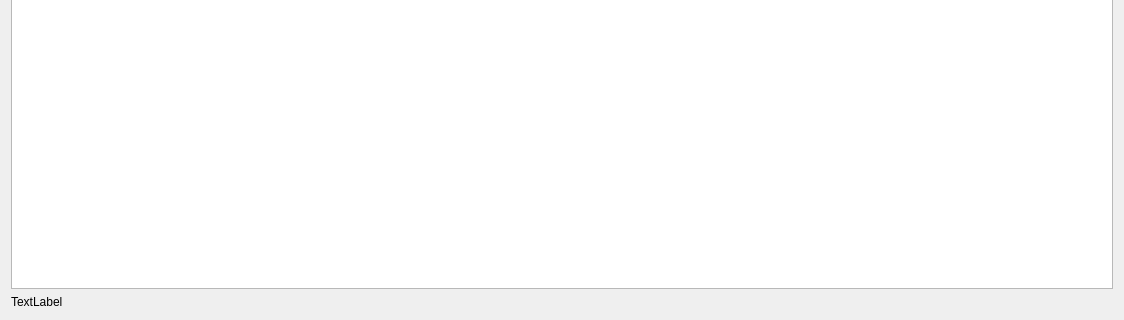
First picture: the form in shcema.ui, repository morozgit/ubp, before the edit; both pictures show x 0 to 1124 and y 256 to 576 of the 1124 by 576 pixel window.
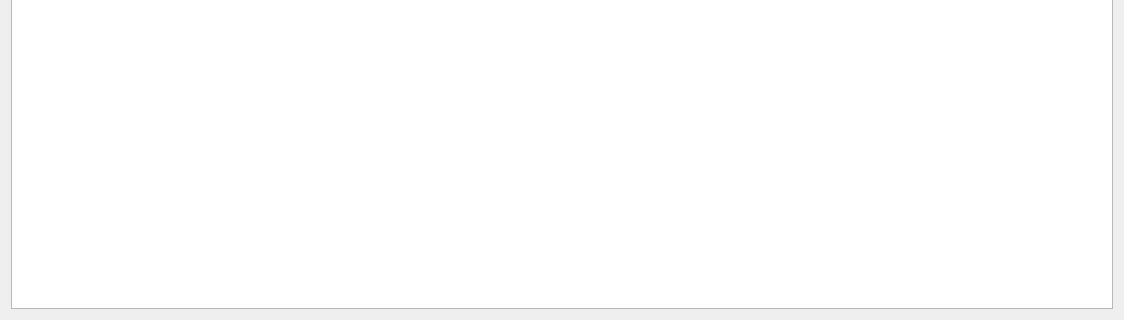
Second picture: the form after the edit.

Diff of the .ui file:
```diff
--- a/shcema.ui
+++ b/shcema.ui
@@ -32,13 +32,6 @@
    <item row="1" column="0">
     <widget class="QGraphicsView" name="graphicsView"/>
    </item>
-   <item row="2" column="0">
-    <widget class="QLabel" name="label_2">
-     <property name="text">
-      <string>TextLabel</string>
-     </property>
-    </widget>
-   </item>
   </layout>
  </widget>
  <resources/>
```
